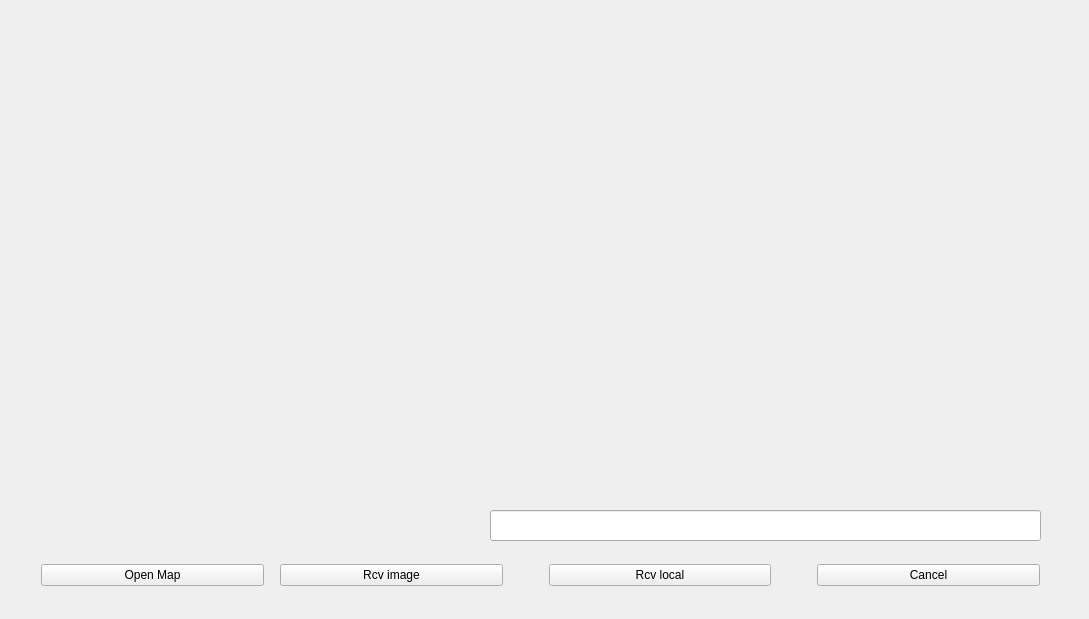
izhengfan/MapViewer, file widget.ui: the form before one commit.
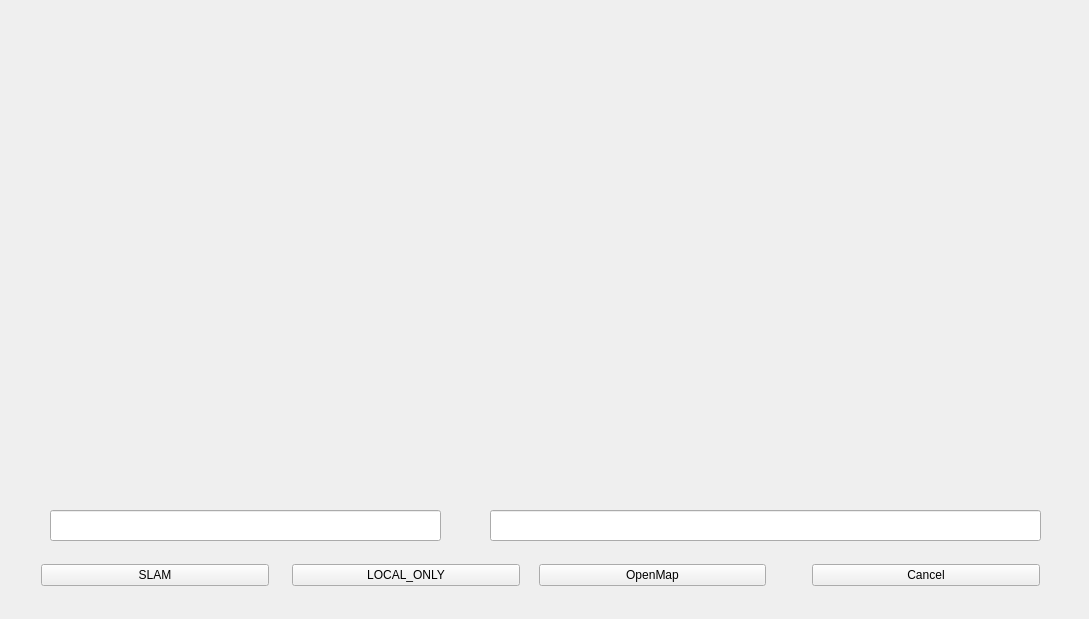
The form after the commit. Custom widgets are drawn as their Qt base class.

```diff
--- a/widget.ui
+++ b/widget.ui
@@ -52,56 +52,56 @@
     </rect>
    </property>
    <layout class="QHBoxLayout" name="horizontalLayout">
+    <item>
+     <widget class="QPushButton" name="SLAM">
+      <property name="text">
+       <string>SLAM</string>
+      </property>
+     </widget>
+    </item>
+    <item>
+     <spacer name="horizontalSpacer_4">
+      <property name="orientation">
+       <enum>Qt::Horizontal</enum>
+      </property>
+      <property name="sizeType">
+       <enum>QSizePolicy::Preferred</enum>
+      </property>
+      <property name="sizeHint" stdset="0">
+       <size>
+        <width>17</width>
+        <height>17</height>
+       </size>
+      </property>
+     </spacer>
+    </item>
+    <item>
+     <widget class="QPushButton" name="LOCAL_ONLY">
+      <property name="text">
+       <string>LOCAL_ONLY</string>
+      </property>
+     </widget>
+    </item>
+    <item>
+     <spacer name="horizontalSpacer_5">
+      <property name="orientation">
+       <enum>Qt::Horizontal</enum>
+      </property>
+      <property name="sizeType">
+       <enum>QSizePolicy::Preferred</enum>
+      </property>
+      <property name="sizeHint" stdset="0">
+       <size>
+        <width>13</width>
+        <height>28</height>
+       </size>
+      </property>
+     </spacer>
+    </item>
     <item>
      <widget class="QPushButton" name="openButton">
       <property name="text">
-       <string>Open Map</string>
-      </property>
-     </widget>
-    </item>
-    <item>
-     <spacer name="horizontalSpacer">
-      <property name="orientation">
-       <enum>Qt::Horizontal</enum>
-      </property>
-      <property name="sizeType">
-       <enum>QSizePolicy::Preferred</enum>
-      </property>
-      <property name="sizeHint" stdset="0">
-       <size>
-        <width>10</width>
-        <height>0</height>
-       </size>
-      </property>
-     </spacer>
-    </item>
-    <item>
-     <widget class="QPushButton" name="ImageRcvButton">
-      <property name="text">
-       <string>Rcv image</string>
-      </property>
-     </widget>
-    </item>
-    <item>
-     <spacer name="horizontalSpacer_2">
-      <property name="orientation">
-       <enum>Qt::Horizontal</enum>
-      </property>
-      <property name="sizeType">
-       <enum>QSizePolicy::Preferred</enum>
-      </property>
-      <property name="sizeHint" stdset="0">
-       <size>
-        <width>40</width>
-        <height>20</height>
-       </size>
-      </property>
-     </spacer>
-    </item>
-    <item>
-     <widget class="QPushButton" name="localRcvButton">
-      <property name="text">
-       <string>Rcv local</string>
+       <string>OpenMap</string>
       </property>
      </widget>
     </item>
@@ -140,6 +140,16 @@
     </rect>
    </property>
   </widget>
+  <widget class="QLineEdit" name="statusLineEdit">
+   <property name="geometry">
+    <rect>
+     <x>50</x>
+     <y>510</y>
+     <width>391</width>
+     <height>31</height>
+    </rect>
+   </property>
+  </widget>
  </widget>
  <layoutdefault spacing="6" margin="11"/>
  <customwidgets>
```
